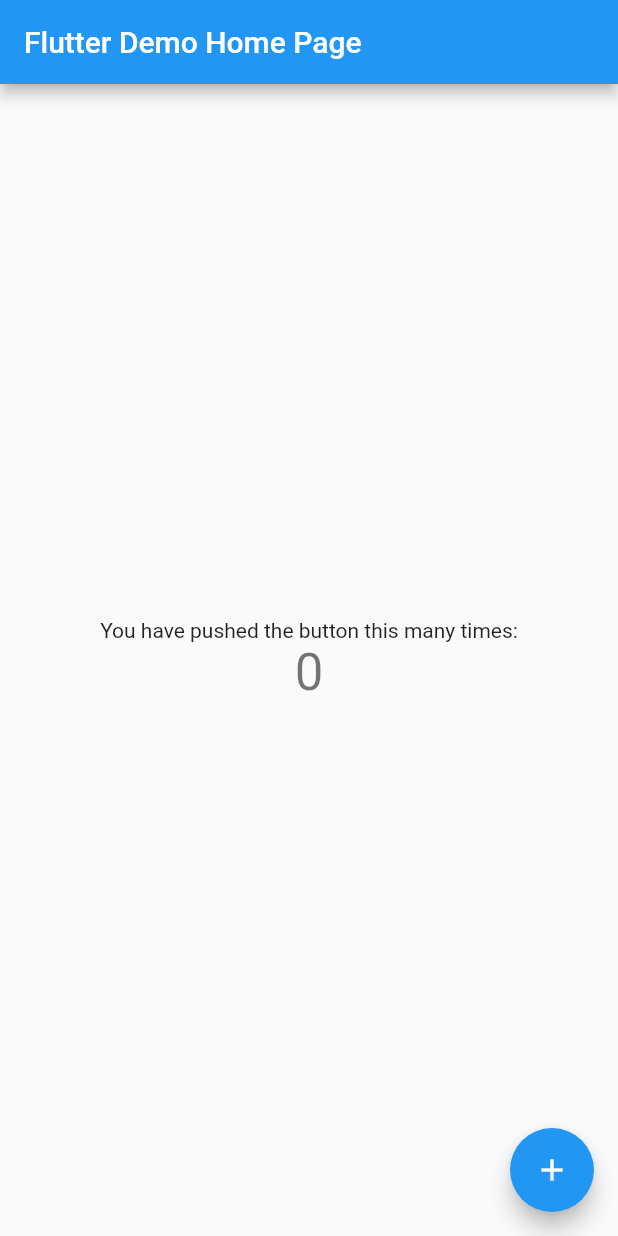
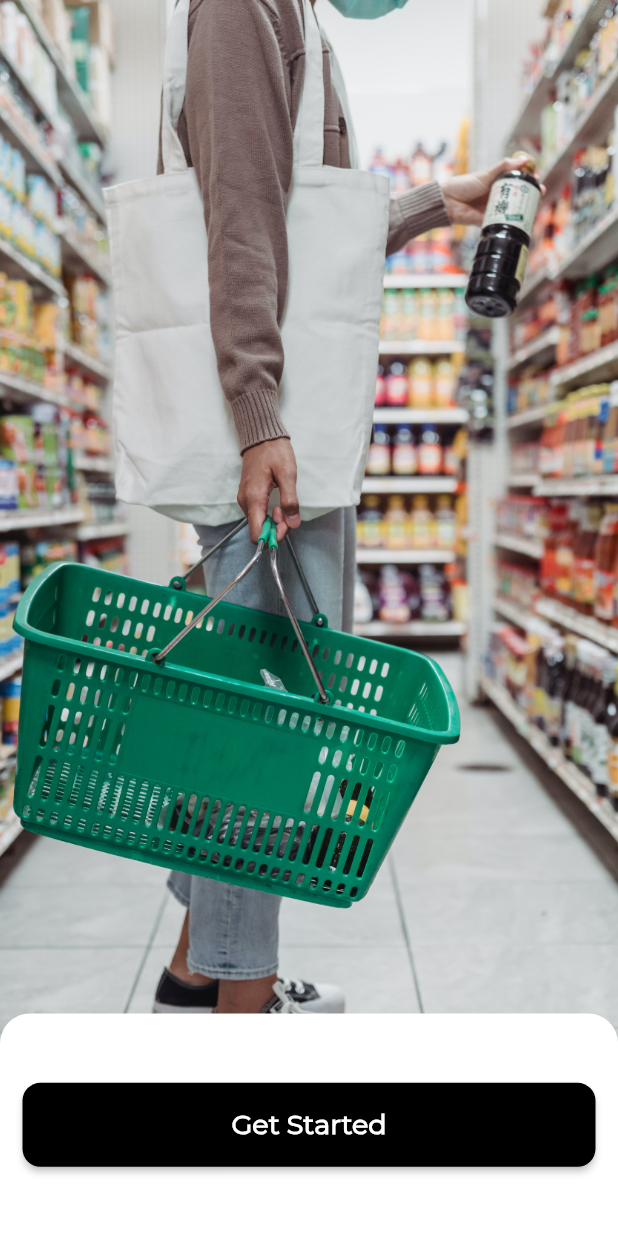
Before and after one commit to abdlkaderkhatir/Fidelity-app-company, a Flutter app: the screen it shows after launch, on a phone screen of 412 x 824 dp. Run offline on Flutter 3.47's test engine with Material 2 defaults, Android fonts, the phone set to English and light mode, and no system bars; our stand-ins replace get, sizer.

Commit message:
adding splash and Login

```diff
--- a/lib/main.dart
+++ b/lib/main.dart
@@ -1,4 +1,9 @@
+import 'package:fidelity_app/routes/routes.dart';
+import 'package:fidelity_app/views/splash_screen.dart';
 import 'package:flutter/material.dart';
+import 'package:flutter/services.dart';
+import 'package:get/get.dart';
+import 'package:sizer/sizer.dart';
 
 void main() {
   runApp(const MyApp());
@@ -10,106 +15,22 @@
   // This widget is the root of your application.
   @override
   Widget build(BuildContext context) {
-    return MaterialApp(
-      title: 'Flutter Demo',
-      theme: ThemeData(
-        // This is the theme of your application.
-        //
-        // Try running your application with "flutter run". You'll see the
-        // application has a blue toolbar. Then, without quitting the app, try
-        // changing the primarySwatch below to Colors.green and then invoke
-        // "hot reload" (press "r" in the console where you ran "flutter run",
-        // or simply save your changes to "hot reload" in a Flutter IDE).
-        // Notice that the counter didn't reset back to zero; the application
-        // is not restarted.
-        primarySwatch: Colors.blue,
-      ),
-      home: const MyHomePage(title: 'Flutter Demo Home Page'),
-    );
+    return Sizer(builder: (context, orientation, devicetype) {
+       SystemChrome.setSystemUIOverlayStyle(const SystemUiOverlayStyle(
+        statusBarColor: Colors.black,
+      ));
+      return GetMaterialApp(
+        debugShowCheckedModeBanner: false,
+        theme: ThemeData(
+          fontFamily: 'Mont',
+          primarySwatch: Colors.green,
+          // secondaryHeaderColor: Colors.green,
+          visualDensity: VisualDensity.adaptivePlatformDensity,
+          backgroundColor: Colors.white,
+        ),
+        initialRoute: Routes.splashScreen,
+        getPages: AppRoutes.routes,
+      );
+    });
   }
 }
-
-class MyHomePage extends StatefulWidget {
-  const MyHomePage({super.key, required this.title});
-
-  // This widget is the home page of your application. It is stateful, meaning
-  // that it has a State object (defined below) that contains fields that affect
-  // how it looks.
-
-  // This class is the configuration for the state. It holds the values (in this
-  // case the title) provided by the parent (in this case the App widget) and
-  // used by the build method of the State. Fields in a Widget subclass are
-  // always marked "final".
-
-  final String title;
-
-  @override
-  State<MyHomePage> createState() => _MyHomePageState();
-}
-
-class _MyHomePageState extends State<MyHomePage> {
-  int _counter = 0;
-
-  void _incrementCounter() {
-    setState(() {
-      // This call to setState tells the Flutter framework that something has
-      // changed in this State, which causes it to rerun the build method below
-      // so that the display can reflect the updated values. If we changed
-      // _counter without calling setState(), then the build method would not be
-      // called again, and so nothing would appear to happen.
-      _counter++;
-    });
-  }
-
-  @override
-  Widget build(BuildContext context) {
-    // This method is rerun every time setState is called, for instance as done
-    // by the _incrementCounter method above.
-    //
-    // The Flutter framework has been optimized to make rerunning build methods
-    // fast, so that you can just rebuild anything that needs updating rather
-    // than having to individually change instances of widgets.
-    return Scaffold(
-      appBar: AppBar(
-        // Here we take the value from the MyHomePage object that was created by
-        // the App.build method, and use it to set our appbar title.
-        title: Text(widget.title),
-      ),
-      body: Center(
-        // Center is a layout widget. It takes a single child and positions it
-        // in the middle of the parent.
-        child: Column(
-          // Column is also a layout widget. It takes a list of children and
-          // arranges them vertically. By default, it sizes itself to fit its
-          // children horizontally, and tries to be as tall as its parent.
-          //
-          // Invoke "debug painting" (press "p" in the console, choose the
-          // "Toggle Debug Paint" action from the Flutter Inspector in Android
-          // Studio, or the "Toggle Debug Paint" command in Visual Studio Code)
-          // to see the wireframe for each widget.
-          //
-          // Column has various properties to control how it sizes itself and
-          // how it positions its children. Here we use mainAxisAlignment to
-          // center the children vertically; the main axis here is the vertical
-          // axis because Columns are vertical (the cross axis would be
-          // horizontal).
-          mainAxisAlignment: MainAxisAlignment.center,
-          children: <Widget>[
-            const Text(
-              'You have pushed the button this many times:',
-            ),
-            Text(
-              '$_counter',
-              style: Theme.of(context).textTheme.headline4,
-            ),
-          ],
-        ),
-      ),
-      floatingActionButton: FloatingActionButton(
-        onPressed: _incrementCounter,
-        tooltip: 'Increment',
-        child: const Icon(Icons.add),
-      ), // This trailing comma makes auto-formatting nicer for build methods.
-    );
-  }
-}
--- /dev/null
+++ b/lib/routes/routes.dart
@@ -0,0 +1,21 @@
+import 'package:fidelity_app/views/login_phone_screen.dart';
+import 'package:fidelity_app/views/splash_screen.dart';
+import 'package:get/get.dart';
+
+
+class AppRoutes{
+
+  static const splashRoute=Routes.splashScreen;
+  static const initRoute=Routes.splashScreen;
+
+  static final routes =[
+    GetPage(name: Routes.splashScreen, page:()=>const SplashScreen()),
+    GetPage(name: Routes.loginPhone, page:()=>const LoginPhoneScreen()),
+  ];
+}
+
+class Routes{
+  static const splashScreen = '/splash';
+  static const loginPhone = '/loginphone';
+
+}
--- /dev/null
+++ b/lib/views/splash_screen.dart
@@ -0,0 +1,70 @@
+import 'package:fidelity_app/routes/routes.dart';
+import 'package:fidelity_app/utils/theme.dart';
+import 'package:fidelity_app/widgets/awesome_button.dart';
+import 'package:flutter/material.dart';
+import 'package:get/get.dart';
+import 'package:sizer/sizer.dart';
+
+class SplashScreen extends StatefulWidget {
+  const SplashScreen({super.key});
+
+  @override
+  State<SplashScreen> createState() => _SplashScreenState();
+}
+
+class _SplashScreenState extends State<SplashScreen> {
+  @override
+  Widget build(BuildContext context) {
+    return SafeArea(
+        child: Scaffold(
+      body: Stack(children: [
+         Container(
+          height: double.infinity,
+          width: double.infinity,
+          padding: EdgeInsets.only(bottom: 10.h),
+          child:const Image(
+            image: AssetImage("assets/back.jpg"),
+            fit: BoxFit.cover,
+          ),
+        ),
+        Positioned(
+          bottom: 0,
+          left: 0,
+          right: 0,
+          child: AnimatedSize(
+            curve: Curves.easeIn,
+            duration: const Duration(milliseconds: 1000),
+            child: Container(
+              height: 18.h,
+              decoration: const BoxDecoration(
+                color: Colors.white,
+                borderRadius: BorderRadius.only(
+                  topRight: Radius.circular(20),
+                  topLeft: Radius.circular(20),
+                ),
+              ),
+              child: Padding(
+                padding: const EdgeInsets.symmetric(horizontal: 15),
+                child: Column(
+                  mainAxisAlignment: MainAxisAlignment.center,
+                  children: [
+                    Row(children: [
+                      Expanded(
+                          child: AwesomeButton(
+                        onPressed: () {
+                          Get.toNamed(
+                              Routes.loginPhone);
+                        },
+                        text: "Get Started",
+                      )),
+                    ])
+                  ],
+                ),
+              ),
+            ),
+          ),
+        )
+      ]),
+    ));
+  }
+}
--- /dev/null
+++ b/lib/widgets/awesome_button.dart
@@ -0,0 +1,25 @@
+import 'package:flutter/material.dart';
+
+
+class AwesomeButton extends StatelessWidget {
+  final String text;
+  final double? heigth;
+  final Function() onPressed;
+  const AwesomeButton({super.key, required this.text, required this.onPressed,this.heigth=56});
+
+  @override
+  Widget build(BuildContext context) {
+    return SizedBox(
+      height: heigth,
+      child: ElevatedButton(
+          style: ElevatedButton.styleFrom(
+            backgroundColor: Colors.black,
+            shape: RoundedRectangleBorder(
+              borderRadius: BorderRadius.circular(12), // <-- Radius
+            ),
+          ),
+          onPressed: onPressed,
+          child: Text(text,style: const TextStyle(fontWeight: FontWeight.bold,fontSize: 18,fontFamily: 'Mont'),)),
+    );
+  }
+}
```
Also changed, not shown: lib/utils/theme.dart (added, +16 -0 lines), lib/views/login_phone_screen.dart (added, +114 -0 lines), pubspec.yaml (+9 -6 lines), assets/back.jpg (added), assets/flag.png (added), fonts/Montserrat-Regular.ttf (added), pubspec.lock.
